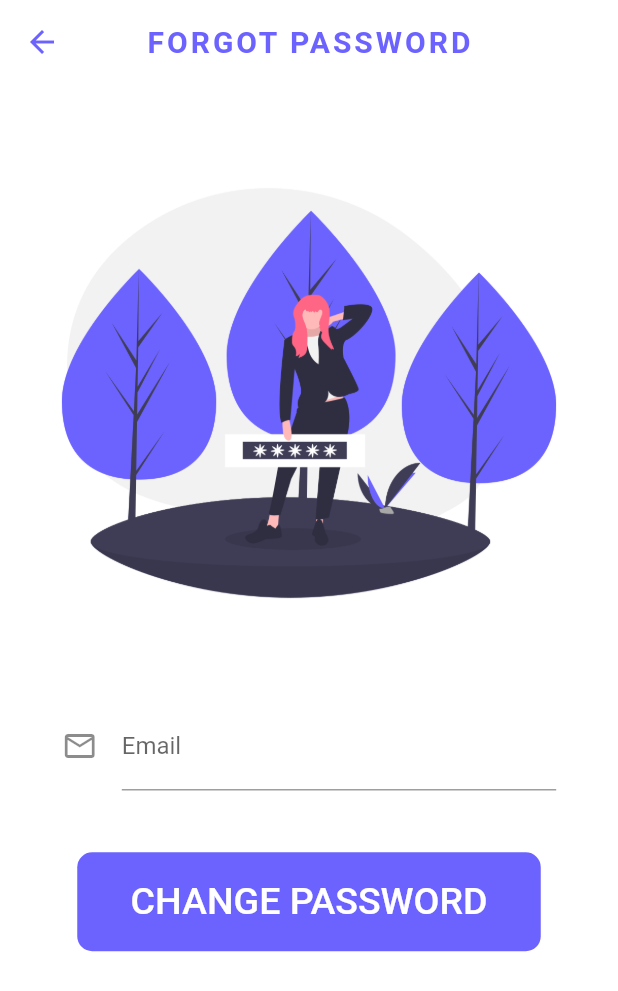
After one commit to KathirvelChandrasekaran/demeAssistPatient, a Flutter app: the ForgotPasswprd screen opened directly, on a phone screen of 412 x 824 dp. The commit adds this screen. Shown: the top 991 px of the screen. Run offline on Flutter 3.47's test engine with Material 2 defaults, Android fonts, the phone set to English and light mode, and no system bars; our stand-ins replace chewie, cloud_firestore, firebase_auth, firebase_core, flutter_local_notifications, flutter_spinkit and 6 more; missing offline and left inert: android_alarm_manager, background_location, flutter_polyline_points, geocoder; accounts and stored records are empty; statements that could not run were skipped.

```diff
--- a/lib/screens/authentication.dart
+++ b/lib/screens/authentication.dart
@@ -25,7 +25,7 @@ class _AuthenticationState extends State<Authentication> {
                 ),
               ),
               SizedBox(
-                height: MediaQuery.of(context).size.height * 0.15,
+                height: MediaQuery.of(context).size.height * 0.10,
               ),
               GestureDetector(
                 onTap: () {
--- /dev/null
+++ b/lib/screens/forgotPassword.dart
@@ -0,0 +1,144 @@
+import 'package:demeassist_patient/utils/colors.dart';
+import 'package:firebase_auth/firebase_auth.dart';
+import 'package:flutter/material.dart';
+
+class ForgotPasswprd extends StatefulWidget {
+  @override
+  _ForgotPasswprdState createState() => _ForgotPasswprdState();
+}
+
+class _ForgotPasswprdState extends State<ForgotPasswprd> {
+  TextEditingController _emailController = TextEditingController();
+  String email = "";
+  bool clicked = false;
+  final _formKey = GlobalKey<FormState>();
+  bool isValidEmail(String email) {
+    bool validEmailId = RegExp(
+            r"^[a-zA-Z0-9.a-zA-Z0-9.!#$%&'*+-/=?^_`{|}~]+@[a-zA-Z0-9]+\.[a-zA-Z]+")
+        .hasMatch(email);
+    return validEmailId == false ? true : false;
+  }
+
+  @override
+  Widget build(BuildContext context) {
+    return Scaffold(
+      appBar: AppBar(
+        iconTheme: IconThemeData(
+          color: primaryViolet,
+        ),
+        backgroundColor: Colors.white10,
+        elevation: 0,
+        centerTitle: true,
+        title: Text(
+          "Forgot password".toUpperCase(),
+          style: TextStyle(
+              color: primaryViolet,
+              fontWeight: FontWeight.bold,
+              fontSize: 20.0,
+              letterSpacing: 2),
+        ),
+      ),
+      body: GestureDetector(
+        onTap: () {
+          FocusScopeNode currentFocus = FocusScope.of(context);
+          if (!currentFocus.hasPrimaryFocus) currentFocus.unfocus();
+        },
+        child: SingleChildScrollView(
+          child: Container(
+            child: Column(
+              children: [
+                Container(
+                  height: MediaQuery.of(context).size.height * 0.50,
+                  decoration: BoxDecoration(
+                    image: DecorationImage(
+                      image: AssetImage(
+                        'images/forgotPassword.png',
+                      ),
+                    ),
+                  ),
+                ),
+                Form(
+                  key: _formKey,
+                  child: Column(
+                    mainAxisAlignment: MainAxisAlignment.center,
+                    children: [
+                      Container(
+                        width: MediaQuery.of(context).size.width * 0.80,
+                        child: TextFormField(
+                          validator: (value) {
+                            if (value.isEmpty || isValidEmail(email)) {
+                              return 'Not a valid email.';
+                            }
+                            return null;
+                          },
+                          keyboardType: TextInputType.emailAddress,
+                          onChanged: (val) {
+                            setState(() {
+                              email = val;
+                            });
+                          },
+                          controller: _emailController,
+                          decoration: InputDecoration(
+                            labelText: "Email",
+                            icon: Icon(
+                              Icons.email_outlined,
+                            ),
+                          ),
+                        ),
+                      ),
+                      SizedBox(
+                        height: MediaQuery.of(context).size.height * 0.05,
+                      ),
+                      GestureDetector(
+                        onTap: () async {
+                          if (_formKey.currentState.validate()) {
+                            setState(() {
+                              clicked = true;
+                            });
+                            FirebaseAuth.instance
+                                .sendPasswordResetEmail(email: email);
+                          }
+                        },
+                        child: Container(
+                          height: MediaQuery.of(context).size.height * 0.08,
+                          width: MediaQuery.of(context).size.width * 0.75,
+                          decoration: BoxDecoration(
+                            color: primaryViolet,
+                            borderRadius: BorderRadius.circular(10),
+                          ),
+                          child: Center(
+                            child: Text(
+                              "Change Password".toUpperCase(),
+                              textAlign: TextAlign.center,
+                              style: TextStyle(
+                                color: Colors.white,
+                                fontSize: 25,
+                                fontWeight: FontWeight.w500,
+                              ),
+                            ),
+                          ),
+                        ),
+                      ),
+                    ],
+                  ),
+                ),
+                SizedBox(
+                  height: MediaQuery.of(context).size.height * 0.02,
+                ),
+                clicked
+                    ? Text(
+                        "Reset password has been sent to the email!",
+                        style: TextStyle(
+                          fontSize: 20,
+                          fontWeight: FontWeight.bold,
+                        ),
+                      )
+                    : Text("")
+              ],
+            ),
+          ),
+        ),
+      ),
+    );
+  }
+}
--- a/lib/screens/medicineRemainder.dart
+++ b/lib/screens/medicineRemainder.dart
@@ -42,7 +42,7 @@ class _RemainderResultState extends State<RemainderResult> {
         elevation: 0,
         centerTitle: true,
         title: Text(
-          "Remainder Section".toUpperCase(),
+          "Reminder Section".toUpperCase(),
           style: TextStyle(
             color: primaryViolet,
             fontWeight: FontWeight.bold,
--- a/pubspec.yaml
+++ b/pubspec.yaml
@@ -48,7 +48,8 @@ dependencies:
   flutter_local_notifications: ^4.0.1+2
   date_time_format: ^2.0.1
   liquid_swipe: ^2.0.1
-
+  video_player: ^2.1.0
+  chewie: ^1.0.0
 dev_dependencies:
   flutter_test:
     sdk: flutter
```
Also changed, not shown: lib/screens/chewieListItem.dart (added, +57 -0 lines), lib/screens/home.dart (+16 -1 lines), lib/screens/login.dart (+21 -3 lines), lib/screens/patientMap.dart (+9 -3 lines), lib/screens/videoSection.dart (added, +73 -0 lines), lib/screens/wrapper.dart (+16 -17 lines), images/empty.png (added), images/forgotPassword.png (added), pubspec.lock, 5 other files.
